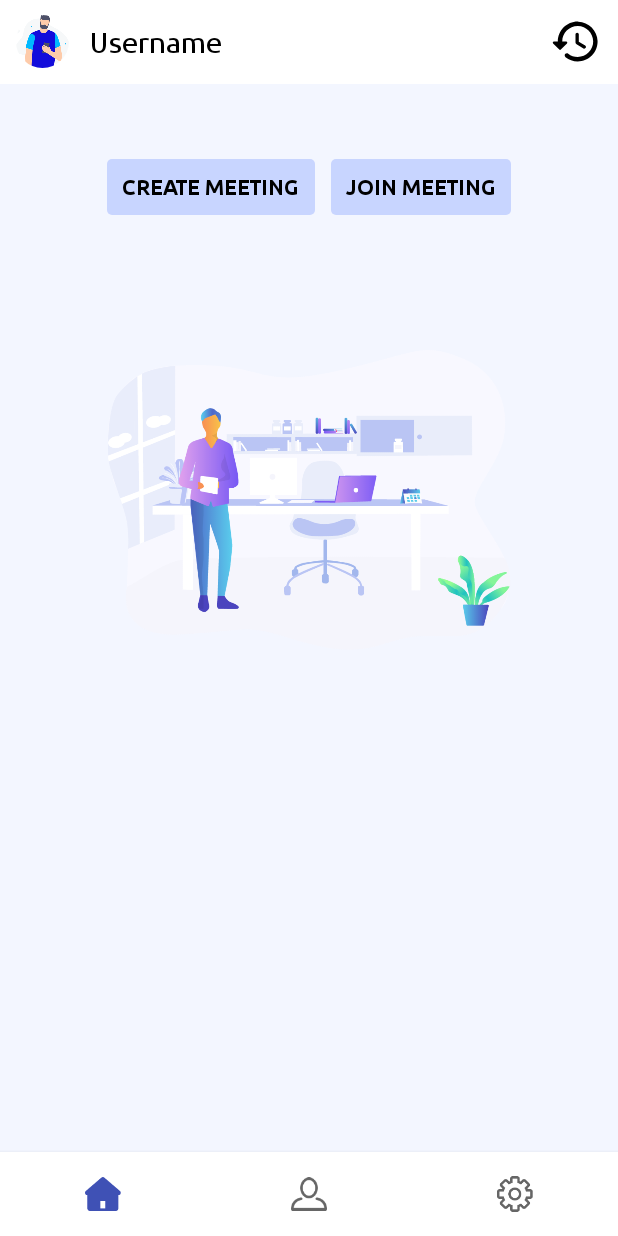
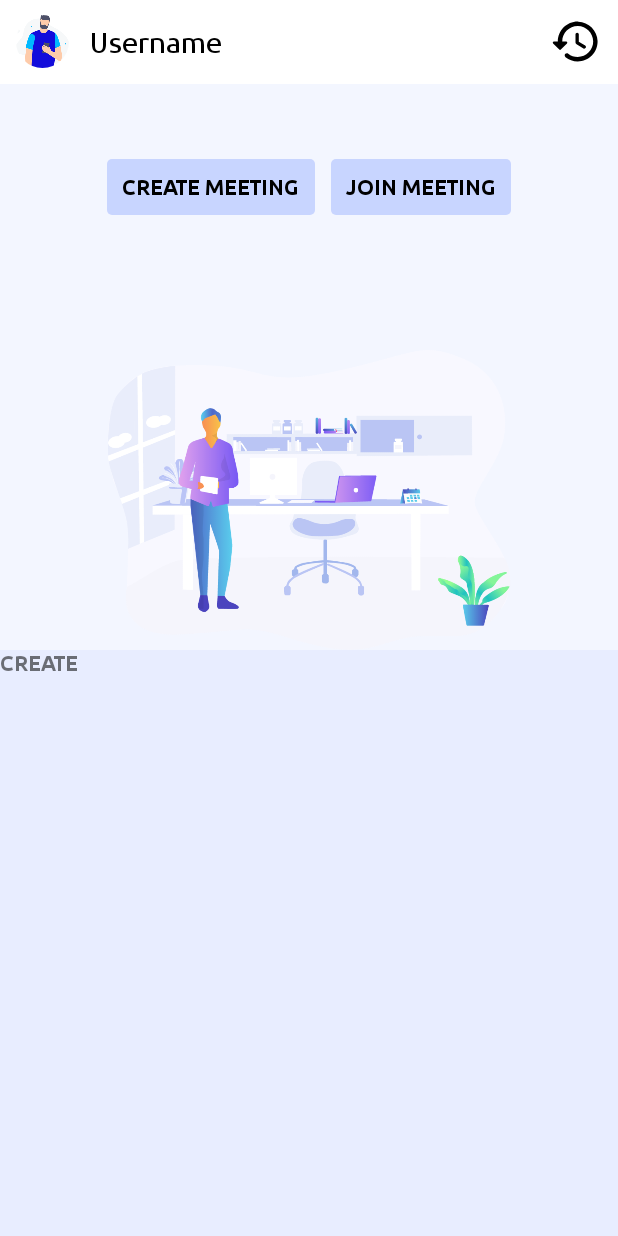
Before and after one commit to keithchad/Video-Chat-App, an Android app: the screen it shows after launch (MainActivity before the commit, HomeActivity after it), after a tap on "GET STARTED", on a phone screen of 412 x 824 dp. Run offline under Robolectric (Android 15) with nearby library versions, the phone set to English and light mode, and no system bars; our stand-ins replace CircleImageView, Firebase (no records; nobody signed in at launch, a user with empty details on screens opened directly), sdp/ssp sizes; libraries missing offline, so code that uses them is left out: org.jitsi.meet.

Commit message:
preparing the fragments

```diff
--- a/app/src/main/AndroidManifest.xml
+++ b/app/src/main/AndroidManifest.xml
@@ -13,7 +13,8 @@
         android:theme="@style/AppTheme"
         android:usesCleartextTraffic="true"
         tools:targetApi="m">
-        <activity android:name=".Activities.WelcomeActivity"></activity>
+        <activity android:name=".Activities.HomeActivity"></activity>
+        <activity android:name=".Activities.WelcomeActivity" />
         <activity
             android:name=".Activities.SplashActivity"
             android:screenOrientation="portrait">
--- /dev/null
+++ b/app/src/main/java/com/chad/videochatapp/Activities/HomeActivity.java
@@ -0,0 +1,20 @@
+package com.chad.videochatapp.Activities;
+
+import androidx.appcompat.app.AppCompatActivity;
+
+import android.os.Bundle;
+
+import com.chad.videochatapp.Fragments.CreateMeetingFragment;
+import com.chad.videochatapp.R;
+
+public class HomeActivity extends AppCompatActivity {
+
+    @Override
+    protected void onCreate(Bundle savedInstanceState) {
+        super.onCreate(savedInstanceState);
+        setContentView(R.layout.activity_home);
+
+        getSupportFragmentManager().beginTransaction().replace(R.id.meetingContainer, new CreateMeetingFragment()).commit();
+
+    }
+}
--- a/app/src/main/java/com/chad/videochatapp/Activities/MainActivity.java
+++ b/app/src/main/java/com/chad/videochatapp/Activities/MainActivity.java
@@ -12,7 +12,6 @@ import androidx.appcompat.app.AppCompatActivity;
 import androidx.fragment.app.Fragment;
 
 import com.chad.videochatapp.Fragments.FriendsFragment;
-import com.chad.videochatapp.Fragments.HomeFragment;
 import com.chad.videochatapp.Fragments.SettingsFragment;
 import com.chad.videochatapp.R;
 import com.google.android.material.bottomnavigation.BottomNavigationView;
@@ -28,7 +27,9 @@ public class MainActivity extends AppCompatActivity{
         setContentView(R.layout.activity_main);
 
         setBarColors();
-       getSupportFragmentManager().beginTransaction().replace(R.id.container, new HomeFragment()).commit();
+      // getSupportFragmentManager().beginTransaction().replace(R.id.container, new HomeFragment()).commit();
+        Intent intent = new Intent(this, HomeActivity.class);
+        startActivity(intent);
        initialize();
 
        checkForBatteryOptimization();
@@ -46,7 +47,9 @@ public class MainActivity extends AppCompatActivity{
 
                 switch (item.getItemId()) {
                     case R.id.home :
-                        selectedFragment = new HomeFragment();
+                        selectedFragment = null;
+                        Intent intent = new Intent(this, HomeActivity.class);
+                        startActivity(intent);
                         break;
 
                     case R.id.user :
--- a/app/src/main/java/com/chad/videochatapp/Fragments/HomeFragment.java
+++ b/app/src/main/java/com/chad/videochatapp/Fragments/CreateMeetingFragment.java
@@ -45,7 +45,7 @@ import java.util.List;
 
 import static android.content.Context.POWER_SERVICE;
 
-public class HomeFragment extends Fragment{
+public class CreateMeetingFragment extends Fragment{
 
 
     @Override
--- /dev/null
+++ b/app/src/main/res/layout/activity_home.xml
@@ -0,0 +1,101 @@
+<?xml version="1.0" encoding="utf-8"?>
+<LinearLayout xmlns:android="http://schemas.android.com/apk/res/android"
+    xmlns:app="http://schemas.android.com/apk/res-auto"
+    xmlns:tools="http://schemas.android.com/tools"
+    android:layout_width="match_parent"
+    android:layout_height="match_parent"
+    android:orientation="vertical"
+    android:animateLayoutChanges="true"
+    android:background="@color/topBarColor"
+    tools:context=".Activities.HomeActivity">
+
+    <LinearLayout
+        android:id="@+id/layoutHeader"
+        android:layout_width="match_parent"
+        android:layout_height="?actionBarSize"
+        android:background="@color/white"
+        android:gravity="center_vertical"
+        android:orientation="horizontal"
+        android:paddingStart="@dimen/_8sdp"
+        android:paddingEnd="@dimen/_8sdp"
+        app:layout_constraintTop_toTopOf="parent"
+        tools:ignore="UselessParent">
+
+        <de.hdodenhof.circleimageview.CircleImageView
+            android:id="@+id/imageProfile"
+            android:layout_width="35dp"
+            android:layout_height="35dp"
+            android:src="@mipmap/illustration_1"/>
+
+        <TextView
+            android:id="@+id/textTitle"
+            android:layout_width="0dp"
+            android:layout_weight="1"
+            android:text="@string/username"
+            android:layout_marginStart="@dimen/_10sdp"
+            android:layout_height="wrap_content"
+            android:fontFamily="@font/ubuntu_regular"
+            android:includeFontPadding="false"
+            android:textColor="@color/colorBlack"
+            android:textSize="@dimen/_15ssp"/>
+
+        <ImageView
+            android:id="@+id/textSignOut"
+            android:layout_width="35dp"
+            android:layout_height="35dp"
+            android:contentDescription="@string/app_name"
+            android:gravity="center"
+            android:src="@drawable/ic_history"
+            app:tint="@color/colorBlack"
+            android:textColor="@color/colorBackground"/>
+
+    </LinearLayout>
+
+    <LinearLayout
+        android:layout_width="match_parent"
+        android:layout_height="wrap_content"
+        android:gravity="center"
+        android:layout_marginTop="50dp"
+        android:orientation="horizontal">
+
+        <TextView
+            android:id="@+id/createMeetingText"
+            android:layout_width="wrap_content"
+            android:layout_height="wrap_content"
+            android:text="@string/create_meeting"
+            android:fontFamily="@font/ubuntu_bold"
+            android:textStyle="bold"
+            android:padding="10dp"
+            android:layout_marginEnd="@dimen/_8sdp"
+            android:background="@drawable/meeting_text_background"
+            android:textColor="@color/colorBlack"
+            android:layout_gravity="center"/>
+
+        <TextView
+            android:id="@+id/joinMeetingText"
+            android:layout_width="wrap_content"
+            android:layout_height="wrap_content"
+            android:text="@string/join_meeting"
+            android:fontFamily="@font/ubuntu_bold"
+            android:textStyle="bold"
+            android:padding="10dp"
+            android:background="@drawable/meeting_text_background"
+            android:textColor="@color/colorBlack"
+            android:layout_gravity="center"/>
+
+    </LinearLayout>
+
+    <ImageView
+        android:id="@+id/illustration"
+        android:layout_width="match_parent"
+        android:layout_height="200dp"
+        android:contentDescription="@string/app_name"
+        android:src="@drawable/illustration_3"
+        android:layout_marginTop="90dp"/>
+
+    <FrameLayout
+        android:id="@+id/meetingContainer"
+        android:layout_width="match_parent"
+        android:layout_height="match_parent"/>
+
+</LinearLayout>
--- a/app/src/main/res/layout/fragment_friends.xml
+++ b/app/src/main/res/layout/fragment_friends.xml
@@ -5,7 +5,7 @@
     android:layout_width="match_parent"
     android:layout_height="match_parent"
     android:animateLayoutChanges="true"
-    tools:context=".Fragments.HomeFragment">
+    tools:context=".Fragments.CreateMeetingFragment">
 
     <LinearLayout
         android:id="@+id/layoutHeader"
--- a/app/src/main/res/layout/fragment_home.xml
+++ b/app/src/main/res/layout/fragment_home.xml
@@ -7,95 +7,12 @@
     android:orientation="vertical"
     android:animateLayoutChanges="true"
     android:background="@color/topBarColor"
-    tools:context=".Fragments.HomeFragment">
+    tools:context=".Fragments.CreateMeetingFragment">
 
-    <LinearLayout
-        android:id="@+id/layoutHeader"
-        android:layout_width="match_parent"
-        android:layout_height="?actionBarSize"
-        android:background="@color/white"
-        android:gravity="center_vertical"
-        android:orientation="horizontal"
-        android:paddingStart="@dimen/_8sdp"
-        android:paddingEnd="@dimen/_8sdp"
-        app:layout_constraintTop_toTopOf="parent"
-        tools:ignore="UselessParent">
-
-        <de.hdodenhof.circleimageview.CircleImageView
-            android:id="@+id/imageProfile"
-            android:layout_width="35dp"
-            android:layout_height="35dp"
-            android:src="@mipmap/illustration_1"/>
-
-        <TextView
-            android:id="@+id/textTitle"
-            android:layout_width="0dp"
-            android:layout_weight="1"
-            android:text="@string/username"
-            android:layout_marginStart="@dimen/_10sdp"
-            android:layout_height="wrap_content"
-            android:fontFamily="@font/ubuntu_regular"
-            android:includeFontPadding="false"
-            android:textColor="@color/colorBlack"
-            android:textSize="@dimen/_15ssp"/>
-
-        <ImageView
-            android:id="@+id/textSignOut"
-            android:layout_width="35dp"
-            android:layout_height="35dp"
-            android:contentDescription="@string/app_name"
-            android:gravity="center"
-            android:src="@drawable/ic_history"
-            app:tint="@color/colorBlack"
-            android:textColor="@color/colorBackground"/>
-
-    </LinearLayout>
-
-    <LinearLayout
-        android:layout_width="match_parent"
-        android:layout_height="wrap_content"
-        android:gravity="center"
-        android:layout_marginTop="50dp"
-        android:orientation="horizontal">
-
-        <TextView
-            android:id="@+id/createMeetingText"
-            android:layout_width="wrap_content"
-            android:layout_height="wrap_content"
-            android:text="@string/create_meeting"
-            android:fontFamily="@font/ubuntu_bold"
-            android:textStyle="bold"
-            android:padding="10dp"
-            android:layout_marginEnd="@dimen/_8sdp"
-            android:background="@drawable/meeting_text_background"
-            android:textColor="@color/colorBlack"
-            android:layout_gravity="center"/>
-
-        <TextView
-            android:id="@+id/joinMeetingText"
-            android:layout_width="wrap_content"
-            android:layout_height="wrap_content"
-            android:text="@string/join_meeting"
-            android:fontFamily="@font/ubuntu_bold"
-            android:textStyle="bold"
-            android:padding="10dp"
-            android:background="@drawable/meeting_text_background"
-            android:textColor="@color/colorBlack"
-            android:layout_gravity="center"/>
-
-    </LinearLayout>
-
-    <ImageView
-        android:id="@+id/illustration"
-        android:layout_width="match_parent"
-        android:layout_height="200dp"
-        android:contentDescription="@string/app_name"
-        android:src="@drawable/illustration_3"
-        android:layout_marginTop="90dp"/>
-
-    <FrameLayout
-        android:id="@+id/meetingContainer"
-        android:layout_width="match_parent"
-        android:layout_height="match_parent"/>
+   <TextView
+       android:layout_width="match_parent"
+       android:layout_height="match_parent"
+       android:text="CREATE"
+       android:fontFamily="@font/ubuntu_bold"/>
 
 </LinearLayout>
```
